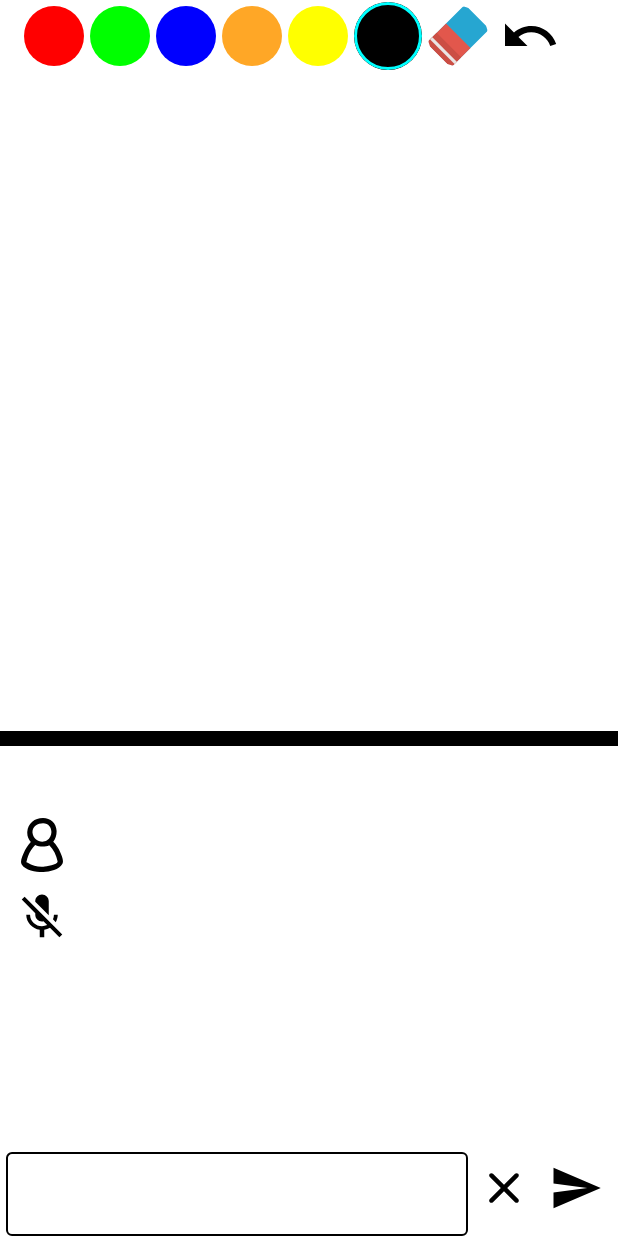
After one commit to JesusHzC/doodlekong, an Android app built with Jetpack Compose: the composable DrawScreen called with empty values, on a phone screen of 412 x 824 dp. The commit adds this screen. Run offline under Robolectric (Android 15) with nearby library versions, the phone set to English and light mode, and no system bars; our stand-ins replace Compose Multiplatform resources.

Commit message:
Drawing base Ui

```diff
--- a/composeApp/src/commonMain/composeResources/drawable/ic_baseline_send_24.xml
+++ b/composeApp/src/commonMain/composeResources/drawable/ic_baseline_send_24.xml
@@ -3,9 +3,9 @@
     android:height="36dp"
     android:viewportWidth="24"
     android:viewportHeight="24"
-    android:tint="@color/black"
+    android:tint="#000000"
     android:autoMirrored="true">
   <path
-      android:fillColor="@android:color/white"
+      android:fillColor="#ffffff"
       android:pathData="M2.01,21L23,12 2.01,3 2,10l15,2 -15,2z"/>
 </vector>
--- a/composeApp/src/commonMain/composeResources/drawable/ic_baseline_undo_24.xml
+++ b/composeApp/src/commonMain/composeResources/drawable/ic_baseline_undo_24.xml
@@ -1,5 +1,5 @@
 <vector android:height="36dp" android:tint="@color/black"
     android:viewportHeight="24" android:viewportWidth="24"
     android:width="36dp" xmlns:android="http://schemas.android.com/apk/res/android">
-    <path android:fillColor="@android:color/white" android:pathData="M12.5,8c-2.65,0 -5.05,0.99 -6.9,2.6L2,7v9h9l-3.62,-3.62c1.39,-1.16 3.16,-1.88 5.12,-1.88 3.54,0 6.55,2.31 7.6,5.5l2.37,-0.78C21.08,11.03 17.15,8 12.5,8z"/>
+    <path android:fillColor="#ffffff" android:pathData="M12.5,8c-2.65,0 -5.05,0.99 -6.9,2.6L2,7v9h9l-3.62,-3.62c1.39,-1.16 3.16,-1.88 5.12,-1.88 3.54,0 6.55,2.31 7.6,5.5l2.37,-0.78C21.08,11.03 17.15,8 12.5,8z"/>
 </vector>
--- a/composeApp/src/commonMain/composeResources/drawable/ic_mic.xml
+++ b/composeApp/src/commonMain/composeResources/drawable/ic_mic.xml
@@ -1,5 +1,5 @@
 <vector android:height="36dp" android:tint="@color/black"
     android:viewportHeight="24" android:viewportWidth="24"
     android:width="36dp" xmlns:android="http://schemas.android.com/apk/res/android">
-    <path android:fillColor="@android:color/white" android:pathData="M12,14c1.66,0 2.99,-1.34 2.99,-3L15,5c0,-1.66 -1.34,-3 -3,-3S9,3.34 9,5v6c0,1.66 1.34,3 3,3zM17.3,11c0,3 -2.54,5.1 -5.3,5.1S6.7,14 6.7,11L5,11c0,3.41 2.72,6.23 6,6.72L11,21h2v-3.28c3.28,-0.48 6,-3.3 6,-6.72h-1.7z"/>
+    <path android:fillColor="#ffffff" android:pathData="M12,14c1.66,0 2.99,-1.34 2.99,-3L15,5c0,-1.66 -1.34,-3 -3,-3S9,3.34 9,5v6c0,1.66 1.34,3 3,3zM17.3,11c0,3 -2.54,5.1 -5.3,5.1S6.7,14 6.7,11L5,11c0,3.41 2.72,6.23 6,6.72L11,21h2v-3.28c3.28,-0.48 6,-3.3 6,-6.72h-1.7z"/>
 </vector>
--- a/composeApp/src/commonMain/composeResources/drawable/ic_mic_off.xml
+++ b/composeApp/src/commonMain/composeResources/drawable/ic_mic_off.xml
@@ -1,5 +1,5 @@
 <vector android:height="36dp" android:tint="@color/black"
     android:viewportHeight="24" android:viewportWidth="24"
     android:width="36dp" xmlns:android="http://schemas.android.com/apk/res/android">
-    <path android:fillColor="@android:color/white" android:pathData="M19,11h-1.7c0,0.74 -0.16,1.43 -0.43,2.05l1.23,1.23c0.56,-0.98 0.9,-2.09 0.9,-3.28zM14.98,11.17c0,-0.06 0.02,-0.11 0.02,-0.17L15,5c0,-1.66 -1.34,-3 -3,-3S9,3.34 9,5v0.18l5.98,5.99zM4.27,3L3,4.27l6.01,6.01L9.01,11c0,1.66 1.33,3 2.99,3 0.22,0 0.44,-0.03 0.65,-0.08l1.66,1.66c-0.71,0.33 -1.5,0.52 -2.31,0.52 -2.76,0 -5.3,-2.1 -5.3,-5.1L5,11c0,3.41 2.72,6.23 6,6.72L11,21h2v-3.28c0.91,-0.13 1.77,-0.45 2.54,-0.9L19.73,21 21,19.73 4.27,3z"/>
+    <path android:fillColor="#ffffff" android:pathData="M19,11h-1.7c0,0.74 -0.16,1.43 -0.43,2.05l1.23,1.23c0.56,-0.98 0.9,-2.09 0.9,-3.28zM14.98,11.17c0,-0.06 0.02,-0.11 0.02,-0.17L15,5c0,-1.66 -1.34,-3 -3,-3S9,3.34 9,5v0.18l5.98,5.99zM4.27,3L3,4.27l6.01,6.01L9.01,11c0,1.66 1.33,3 2.99,3 0.22,0 0.44,-0.03 0.65,-0.08l1.66,1.66c-0.71,0.33 -1.5,0.52 -2.31,0.52 -2.76,0 -5.3,-2.1 -5.3,-5.1L5,11c0,3.41 2.72,6.23 6,6.72L11,21h2v-3.28c0.91,-0.13 1.77,-0.45 2.54,-0.9L19.73,21 21,19.73 4.27,3z"/>
 </vector>
--- a/composeApp/src/commonMain/composeResources/drawable/ic_round_clear_24.xml
+++ b/composeApp/src/commonMain/composeResources/drawable/ic_round_clear_24.xml
@@ -3,8 +3,8 @@
     android:height="36dp"
     android:viewportWidth="24"
     android:viewportHeight="24"
-    android:tint="@color/black">
+    android:tint="#000000">
   <path
-      android:fillColor="@android:color/black"
+      android:fillColor="#000000"
       android:pathData="M18.3,5.71c-0.39,-0.39 -1.02,-0.39 -1.41,0L12,10.59 7.11,5.7c-0.39,-0.39 -1.02,-0.39 -1.41,0 -0.39,0.39 -0.39,1.02 0,1.41L10.59,12 5.7,16.89c-0.39,0.39 -0.39,1.02 0,1.41 0.39,0.39 1.02,0.39 1.41,0L12,13.41l4.89,4.89c0.39,0.39 1.02,0.39 1.41,0 0.39,-0.39 0.39,-1.02 0,-1.41L13.41,12l4.89,-4.89c0.38,-0.38 0.38,-1.02 0,-1.4z"/>
 </vector>
--- a/composeApp/src/commonMain/composeResources/values/strings.xml
+++ b/composeApp/src/commonMain/composeResources/values/strings.xml
@@ -47,4 +47,6 @@
     <string name="create">Create</string>
     <string name="refresh">Refresh</string>
     <string name="back">Back</string>
+    <string name="players">Players</string>
+    <string name="mic">Microphone</string>
 </resources>
--- a/composeApp/src/commonMain/kotlin/com/jesushz/doodlekong/App.kt
+++ b/composeApp/src/commonMain/kotlin/com/jesushz/doodlekong/App.kt
@@ -22,7 +22,7 @@ fun App() {
         val navController = rememberNavController()
 
         NavigationRoot(
-            navController = navController
+            navController = navController,
         )
     }
 }
--- a/composeApp/src/commonMain/kotlin/com/jesushz/doodlekong/core/presentation/components/DoodleKongTextField.kt
+++ b/composeApp/src/commonMain/kotlin/com/jesushz/doodlekong/core/presentation/components/DoodleKongTextField.kt
@@ -22,7 +22,7 @@ import androidx.compose.ui.unit.sp
 fun DoodleKongTextField(
     modifier: Modifier = Modifier,
     text: String,
-    label: String,
+    label: String = "",
     enabled: Boolean = true,
     textStyle: TextStyle = LocalTextStyle.current.copy(
         color = Color.Black,
--- /dev/null
+++ b/composeApp/src/commonMain/kotlin/com/jesushz/doodlekong/drawing/data/mappers/DrawingActionTypeMapper.kt
@@ -0,0 +1,35 @@
+package com.jesushz.doodlekong.drawing.data.mappers
+
+import androidx.compose.ui.graphics.Color
+import com.jesushz.doodlekong.drawing.data.models.DrawingActionType
+import doodlekong.composeapp.generated.resources.Res
+import doodlekong.composeapp.generated.resources.ic_baseline_undo_24
+import doodlekong.composeapp.generated.resources.ic_eraser_checked
+import doodlekong.composeapp.generated.resources.ic_eraser_unchecked
+import org.jetbrains.compose.resources.DrawableResource
+
+fun DrawingActionType.toColor(): Color {
+    return when (this) {
+        DrawingActionType.RED_COLOR -> Color.Red
+        DrawingActionType.GREEN_COLOR -> Color.Green
+        DrawingActionType.BLUE_COLOR -> Color.Blue
+        DrawingActionType.ORANGE_COLOR -> Color(0xFFFFA726)
+        DrawingActionType.YELLOW_COLOR -> Color.Yellow
+        DrawingActionType.BLACK_COLOR -> Color.Black
+        else -> Color.Transparent
+    }
+}
+
+fun DrawingActionType.toDrawResource(isSelected: Boolean = false): DrawableResource? {
+    return when (this) {
+        DrawingActionType.UNDO -> Res.drawable.ic_baseline_undo_24
+        DrawingActionType.ERASER -> {
+            if (isSelected) {
+                Res.drawable.ic_eraser_checked
+            } else {
+                Res.drawable.ic_eraser_unchecked
+            }
+        }
+        else -> null
+    }
+}
--- /dev/null
+++ b/composeApp/src/commonMain/kotlin/com/jesushz/doodlekong/drawing/data/models/DrawingActionType.kt
@@ -0,0 +1,12 @@
+package com.jesushz.doodlekong.drawing.data.models
+
+enum class DrawingActionType {
+    RED_COLOR,
+    GREEN_COLOR,
+    BLUE_COLOR,
+    ORANGE_COLOR,
+    YELLOW_COLOR,
+    BLACK_COLOR,
+    ERASER,
+    UNDO
+}
--- a/composeApp/src/commonMain/kotlin/com/jesushz/doodlekong/drawing/presentation/DrawingScreen.kt
+++ b/composeApp/src/commonMain/kotlin/com/jesushz/doodlekong/drawing/presentation/DrawingScreen.kt
@@ -1,14 +1,14 @@
 package com.jesushz.doodlekong.drawing.presentation
 
-import androidx.compose.foundation.layout.Box
-import androidx.compose.foundation.layout.Column
 import androidx.compose.foundation.layout.fillMaxSize
-import androidx.compose.material.Text
+import androidx.compose.foundation.layout.padding
 import androidx.compose.runtime.Composable
 import androidx.compose.runtime.getValue
-import androidx.compose.ui.Alignment
 import androidx.compose.ui.Modifier
+import androidx.compose.ui.unit.dp
 import androidx.lifecycle.compose.collectAsStateWithLifecycle
+import com.jesushz.doodlekong.core.presentation.components.DoodleKongScaffold
+import com.jesushz.doodlekong.drawing.presentation.components.DrawScreen
 import org.koin.compose.viewmodel.koinViewModel
 
 @Composable
@@ -27,18 +27,21 @@ private fun DrawingScreen(
     state: DrawingState,
     onAction: (DrawingAction) -> Unit,
 ) {
-    Box(
-        modifier = Modifier
-            .fillMaxSize(),
-        contentAlignment = Alignment.Center,
-    ) {
-        Column {
-            Text(
-                text = state.username,
-            )
-            Text(
-                text = state.roomName
-            )
-        }
+    DoodleKongScaffold { innerPadding ->
+        DrawScreen(
+            modifier = Modifier
+                .fillMaxSize()
+                .padding(innerPadding)
+                .padding(vertical = 16.dp),
+            cutWord = "_ _ _ _ _ _ _ _ _ _ _",
+            chatText = "",
+            micIsAvailable = false,
+            chats = emptyList(),
+            onChatTextChanged = {},
+            onClearClick = {},
+            onSendClick = {},
+            onMicClick = {},
+            onPlayerClick = {}
+        )
     }
 }
--- /dev/null
+++ b/composeApp/src/commonMain/kotlin/com/jesushz/doodlekong/drawing/presentation/components/ChatSection.kt
@@ -0,0 +1,143 @@
+package com.jesushz.doodlekong.drawing.presentation.components
+
+import androidx.compose.foundation.layout.Column
+import androidx.compose.foundation.layout.Row
+import androidx.compose.foundation.layout.Spacer
+import androidx.compose.foundation.layout.fillMaxWidth
+import androidx.compose.foundation.layout.width
+import androidx.compose.foundation.lazy.LazyColumn
+import androidx.compose.foundation.lazy.items
+import androidx.compose.material.Icon
+import androidx.compose.material.IconButton
+import androidx.compose.material.Text
+import androidx.compose.runtime.Composable
+import androidx.compose.ui.Alignment
+import androidx.compose.ui.Modifier
+import androidx.compose.ui.text.font.FontWeight
+import androidx.compose.ui.text.style.TextAlign
+import androidx.compose.ui.unit.dp
+import androidx.compose.ui.unit.sp
+import com.jesushz.doodlekong.core.data.network.ws.models.ChatMessage
+import com.jesushz.doodlekong.core.presentation.components.DoodleKongTextField
+import doodlekong.composeapp.generated.resources.Res
+import doodlekong.composeapp.generated.resources.ic_baseline_send_24
+import doodlekong.composeapp.generated.resources.ic_mic
+import doodlekong.composeapp.generated.resources.ic_mic_off
+import doodlekong.composeapp.generated.resources.ic_person
+import doodlekong.composeapp.generated.resources.ic_round_clear_24
+import doodlekong.composeapp.generated.resources.mic
+import doodlekong.composeapp.generated.resources.players
+import org.jetbrains.compose.resources.painterResource
+import org.jetbrains.compose.resources.stringResource
+
+@Composable
+fun ChatSection(
+    modifier: Modifier = Modifier,
+    cutWord: String,
+    chatText: String,
+    micIsAvailable: Boolean,
+    chats: List<ChatMessage>,
+    onChatTextChanged: (String) -> Unit,
+    onClearClick: () -> Unit,
+    onSendClick: () -> Unit,
+    onMicClick: () -> Unit,
+    onPlayerClick: () -> Unit
+) {
+    Column(
+        modifier = modifier
+    ) {
+        Text(
+            text = cutWord,
+            modifier = Modifier
+                .fillMaxWidth(),
+            textAlign = TextAlign.Center,
+            fontWeight = FontWeight.Bold,
+            fontSize = 32.sp
+        )
+        Row(
+            modifier = Modifier
+                .fillMaxWidth()
+                .weight(1f),
+        ) {
+            Column {
+                IconButton(
+                    onClick = {
+                        onPlayerClick()
+                    }
+                ) {
+                    Icon(
+                        painter = painterResource(Res.drawable.ic_person),
+                        contentDescription = stringResource(Res.string.players)
+                    )
+                }
+                IconButton(
+                    onClick = {
+                        onMicClick()
+                    }
+                ) {
+                    Icon(
+                        painter = if (micIsAvailable)
+                            painterResource(Res.drawable.ic_mic)
+                        else
+                            painterResource(Res.drawable.ic_mic_off),
+                        contentDescription = stringResource(Res.string.mic)
+                    )
+                }
+            }
+            Spacer(modifier = Modifier.width(4.dp))
+            LazyColumn(
+                modifier = Modifier
+                    .weight(1f)
+            ) {
+                items(
+                    items = chats,
+                    key = { it.hashCode() }
+                ) { chat ->
+
+                }
+            }
+        }
+        Row(
+            modifier = Modifier
+                .fillMaxWidth(),
+            verticalAlignment = Alignment.CenterVertically
+        ) {
+            DoodleKongTextField(
+                modifier = Modifier
+                    .weight(1f),
+                text = chatText,
+                onTextChanged = {
+                    onChatTextChanged(it)
+                }
+            )
+            IconButton(
+                onClick = {
+                    onClearClick()
+                }
+            ) {
+                Icon(
+                    painter = painterResource(Res.drawable.ic_round_clear_24),
+                    contentDescription = null
+                )
+            }
+            IconButton(
+                onClick = {
+                    onSendClick()
+                }
+            ) {
+                Icon(
+                    painter = painterResource(Res.drawable.ic_baseline_send_24),
+                    contentDescription = null
+                )
+            }
+        }
+    }
+}
+
+@Composable
+internal fun ChatItem(
+    modifier: Modifier = Modifier,
+    chat: ChatMessage
+) {
+
+}
--- /dev/null
+++ b/composeApp/src/commonMain/kotlin/com/jesushz/doodlekong/drawing/presentation/components/DrawScreen.kt
@@ -0,0 +1,76 @@
+package com.jesushz.doodlekong.drawing.presentation.components
+
+import androidx.compose.foundation.layout.Column
+import androidx.compose.foundation.layout.Spacer
+import androidx.compose.foundation.layout.fillMaxSize
+import androidx.compose.foundation.layout.fillMaxWidth
+import androidx.compose.foundation.layout.height
+import androidx.compose.foundation.layout.padding
+import androidx.compose.material.LinearProgressIndicator
+import androidx.compose.runtime.Composable
+import androidx.compose.ui.Modifier
+import androidx.compose.ui.graphics.Color
+import androidx.compose.ui.unit.dp
+import com.jesushz.doodlekong.core.data.network.ws.models.ChatMessage
+
+@Composable
+fun DrawScreen(
+    modifier: Modifier = Modifier,
+    cutWord: String,
+    chatText: String,
+    micIsAvailable: Boolean,
+    chats: List<ChatMessage>,
+    onChatTextChanged: (String) -> Unit,
+    onClearClick: () -> Unit,
+    onSendClick: () -> Unit,
+    onMicClick: () -> Unit,
+    onPlayerClick: () -> Unit
+) {
+    Column(
+        modifier = modifier
+    ) {
+        Column(
+            modifier = Modifier
+                .fillMaxWidth()
+                .padding(horizontal = 16.dp)
+                .weight(1.5f)
+        ) {
+            DrawingActions(
+                modifier = Modifier
+                    .fillMaxWidth(),
+                onActionSelected = {}
+            )
+            Spacer(modifier = Modifier.height(8.dp))
+            DrawingCanvas(
+                modifier = Modifier
+                    .fillMaxSize(),
+                onDraw = {},
+                paths = emptyList()
+            )
+        }
+        Spacer(modifier = Modifier.height(4.dp))
+        LinearProgressIndicator(
+            modifier = Modifier
+                .fillMaxWidth()
+                .height(10.dp),
+            progress = 1f,
+            color = Color.Black
+        )
+        Spacer(modifier = Modifier.height(4.dp))
+        ChatSection(
+            modifier = Modifier
+                .fillMaxWidth()
+                .padding(horizontal = 4.dp)
+                .weight(1f),
+            cutWord = cutWord,
+            chatText = chatText,
+            micIsAvailable = micIsAvailable,
+            chats = chats,
+            onChatTextChanged = onChatTextChanged,
+            onClearClick = onClearClick,
+            onSendClick = onSendClick,
+            onMicClick = onMicClick,
+            onPlayerClick = onPlayerClick
+        )
+    }
+}
--- /dev/null
+++ b/composeApp/src/commonMain/kotlin/com/jesushz/doodlekong/drawing/presentation/components/DrawingActions.kt
@@ -0,0 +1,120 @@
+package com.jesushz.doodlekong.drawing.presentation.components
+
+import androidx.compose.foundation.Image
+import androidx.compose.foundation.background
+import androidx.compose.foundation.border
+import androidx.compose.foundation.clickable
+import androidx.compose.foundation.layout.Arrangement
+import androidx.compose.foundation.layout.Box
+import androidx.compose.foundation.layout.Row
+import androidx.compose.foundation.layout.fillMaxSize
+import androidx.compose.foundation.layout.size
+import androidx.compose.foundation.shape.CircleShape
+import androidx.compose.material.Icon
+import androidx.compose.material.IconButton
+import androidx.compose.runtime.Composable
+import androidx.compose.runtime.LaunchedEffect
+import androidx.compose.runtime.getValue
+import androidx.compose.runtime.mutableStateOf
+import androidx.compose.runtime.remember
+import androidx.compose.runtime.setValue
+import androidx.compose.ui.Alignment
+import androidx.compose.ui.Modifier
+import androidx.compose.ui.draw.clip
+import androidx.compose.ui.graphics.Color
+import androidx.compose.ui.unit.dp
+import com.jesushz.doodlekong.drawing.data.mappers.toColor
+import com.jesushz.doodlekong.drawing.data.mappers.toDrawResource
+import com.jesushz.doodlekong.drawing.data.models.DrawingActionType
+import org.jetbrains.compose.resources.painterResource
+
+@Composable
+fun DrawingActions(
+    modifier: Modifier = Modifier,
+    onActionSelected: (DrawingActionType) -> Unit
+) {
+    var actionSelected by remember { mutableStateOf(DrawingActionType.BLACK_COLOR) }
+
+    LaunchedEffect(key1 = actionSelected) {
+        onActionSelected(actionSelected)
+    }
+
+    Row(
+        modifier = modifier,
+        verticalAlignment = Alignment.CenterVertically,
+        horizontalArrangement = Arrangement.spacedBy(4.dp)
+    ) {
+        DrawingActionType.entries.forEach { action ->
+            when (action) {
+                DrawingActionType.UNDO -> {
+                    action.toDrawResource()?.let {
+                        IconButton(
+                            onClick = {
+                                actionSelected = DrawingActionType.UNDO
+                            }
+                        ) {
+                            Icon(
+                                painter = painterResource(it),
+                                contentDescription = action.toString(),
+                                modifier = Modifier.size(40.dp)
+                            )
+                        }
+                    }
+                }
+                DrawingActionType.ERASER -> {
+                    action.toDrawResource(
+                        isSelected = actionSelected == DrawingActionType.ERASER
+                    )?.let {
+                        Box(
+                            modifier = Modifier
+                                .size(40.dp)
+                                .clip(CircleShape)
+                                .clickable {
+                                    actionSelected = DrawingActionType.ERASER
+                                },
+                            contentAlignment = Alignment.Center
+                        ) {
+                            Image(
+                                painter = painterResource(it),
+                                contentDescription = action.toString(),
+                                modifier = Modifier
+                                    .fillMaxSize()
+                            )
+                        }
+                    }
+                }
+                else -> {
+                    Box(
+                        modifier = Modifier
+                            .size(
+                                if (actionSelected == action) {
+                                    45.dp
+                                } else {
+                                    40.dp
+                                }
+                            )
+                            .clip(CircleShape)
+                            .background(
+                                color = action.toColor()
+                            )
+                            .then(
+                                if (actionSelected == action) {
+                                    Modifier
+                                        .border(
+                                            width = 2.dp,
+                                            color = Color.Cyan,
+                                            shape = CircleShape
+                                        )
+                                } else {
+                                    Modifier
+                                }
+                            )
+                            .clickable {
+                                actionSelected = action
+                            }
+                    )
+                }
+            }
+        }
+    }
+}
--- /dev/null
+++ b/composeApp/src/commonMain/kotlin/com/jesushz/doodlekong/drawing/presentation/components/DrawingCanvas.kt
@@ -0,0 +1,58 @@
+package com.jesushz.doodlekong.drawing.presentation.components
+
+import androidx.compose.foundation.Canvas
+import androidx.compose.foundation.gestures.detectDragGestures
+import androidx.compose.runtime.Composable
+import androidx.compose.runtime.mutableStateOf
+import androidx.compose.runtime.remember
+import androidx.compose.ui.Modifier
+import androidx.compose.ui.graphics.Color
+import androidx.compose.ui.graphics.Path
+import androidx.compose.ui.graphics.StrokeCap
+import androidx.compose.ui.graphics.drawscope.Stroke
+import androidx.compose.ui.input.pointer.pointerInput
+
+@Composable
+fun DrawingCanvas(
+    modifier: Modifier = Modifier,
+    paths: List<PathData>,
+    onDraw: (DrawData) -> Unit
+) {
+    val currentPath = remember { mutableStateOf<Path?>(null) }
+    val currentColor = remember { mutableStateOf(Color.Black) }
+    val currentThickness = remember { mutableStateOf(5f) }
+
+    Canvas(
+        modifier = modifier
+            .pointerInput(Unit) {
+                detectDragGestures(
+                    onDragStart = { offset ->
+                        val path = Path().apply { moveTo(offset.x, offset.y) }
+                        currentPath.value = path
+                        onDraw(DrawData(currentColor.value, currentThickness.value, path))
+                    },
+                    onDrag = { change, _ ->
+                        currentPath.value?.lineTo(change.position.x, change.position.y)
+                    },
+                    onDragEnd = {
+                        currentPath.value?.let { path ->
+                            onDraw(DrawData(currentColor.value, currentThickness.value, path))
+                        }
+                        currentPath.value = null
+                    }
+                )
+            }
+    ) {
+        paths.forEach { pathData ->
+            drawPath(
+                path = pathData.path,
+                color = pathData.color,
+                style = Stroke(width = pathData.thickness, cap = StrokeCap.Round)
+            )
+        }
+    }
+}
+
+data class PathData(val path: Path, val color: Color, val thickness: Float)
+
+data class DrawData(val color: Color, val thickness: Float, val path: Path)
```
